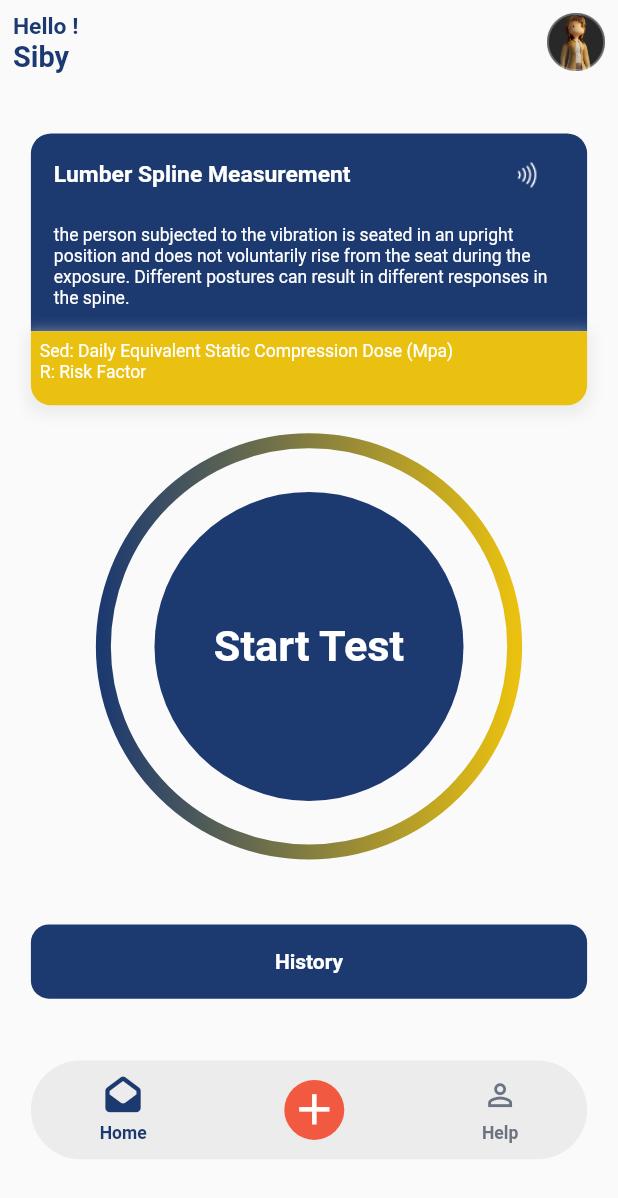
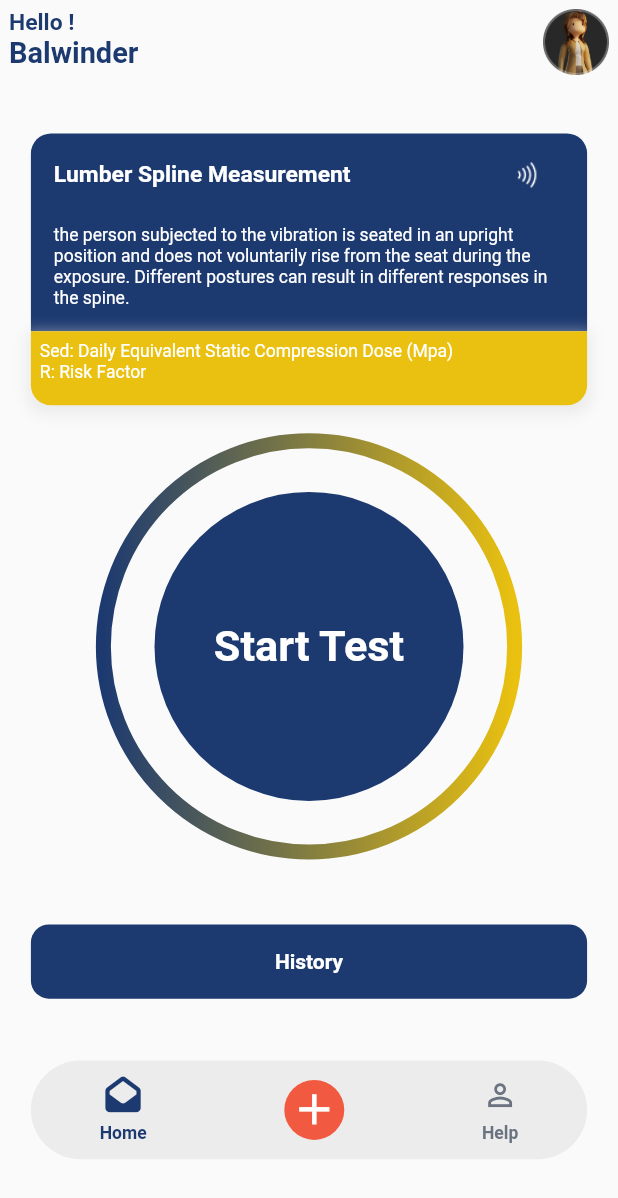
Before and after one commit to anshd258/Lumber-Spine-app-and-web, a Flutter app: the HomeScreen screen opened by its route, on a phone screen of 412 x 824 dp. Shown: the top 1198 px of the screen. Run offline on Flutter 3.47's test engine with Material 2 defaults, Android fonts, the phone set to English and light mode, and no system bars; our stand-ins replace bloc, file_picker, flutter_bloc, font_awesome_flutter, google_fonts, pdf and 6 more; missing offline and left inert: email_otp, syncfusion_flutter_core.

Commit message:
latest commit

```diff
--- a/lib/Middleware/constants/ApiPaths.dart
+++ b/lib/Middleware/constants/ApiPaths.dart
@@ -1,3 +1,3 @@
 const baseUrl =
-    "https://d646-2406-b400-60-d144-90ca-a736-25c-1e77.ngrok-free.app";
+    "https://84c0-2406-b400-60-335a-3035-2451-e50d-f976.ngrok-free.app";
 const uploadPath = "/upload";
--- a/lib/UI/Graphs/SplineGraph.dart
+++ b/lib/UI/Graphs/SplineGraph.dart
@@ -1,5 +1,6 @@
 import 'package:flutter/material.dart';
 import 'package:google_fonts/google_fonts.dart';
+import 'package:responsive_sizer/responsive_sizer.dart';
 
 ///Core import
 import 'package:syncfusion_flutter_core/core.dart';
@@ -61,7 +62,9 @@ class _LineChartexpState extends State<LineChartexp> {
   Widget build(BuildContext context) {
     return Column(
       children: [
-        SfCartesianChart(backgroundColor: Colors.black,
+        SfCartesianChart(
+          margin: EdgeInsets.all(1.w),
+          plotAreaBackgroundColor: Colors.black,
           title: ChartTitle(text: widget.ytitle),
           primaryYAxis: NumericAxis(
             maximum: widget.max,
--- a/lib/UI/screens/home_screen.dart
+++ b/lib/UI/screens/home_screen.dart
@@ -26,7 +26,7 @@ class _HomeScreenState extends State<HomeScreen> {
         appBar: PreferredSize(
           preferredSize: Size.fromHeight(kToolbarHeight),
           child: Padding(
-            padding: EdgeInsets.all(12.sp),
+            padding: EdgeInsets.all(10.sp),
             child: Row(
               children: [
                 Column(
@@ -41,7 +41,7 @@ class _HomeScreenState extends State<HomeScreen> {
                       ),
                     ),
                     Text(
-                      'Siby',
+                      'Balwinder',
                       style: GoogleFonts.roboto(
                         fontSize: 18.sp,
                         color: blue,
```
Also changed, not shown: lib/UI/Graphs/Spline3axis.dart (+13 -3 lines).
